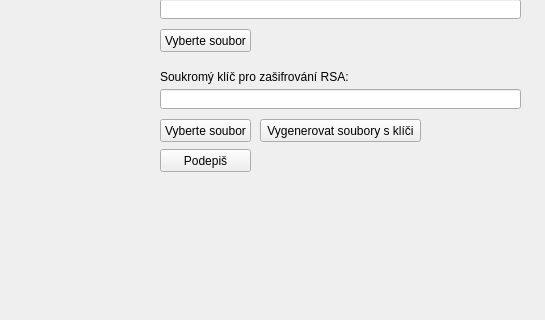
Old version of the form domaci_ukol_05/gui.ui in the repository MLGRasirus420/Playfair; both pictures show x 0 to 545 and y 161 to 481 of the 800 by 600 pixel window.
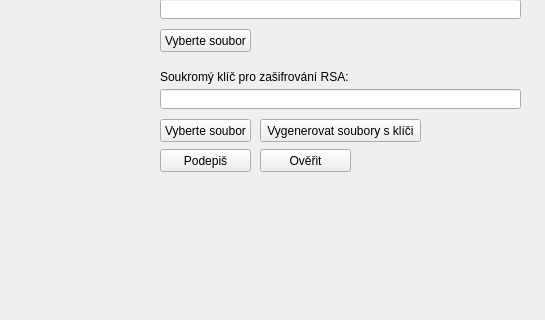
New version of the form.

Patch:
```diff
--- a/domaci_ukol_05/gui.ui
+++ b/domaci_ukol_05/gui.ui
@@ -153,6 +153,19 @@
      <string notr="true">buttonGroup</string>
     </attribute>
    </widget>
+   <widget class="QPushButton" name="verifyButton">
+    <property name="geometry">
+     <rect>
+      <x>260</x>
+      <y>310</y>
+      <width>91</width>
+      <height>23</height>
+     </rect>
+    </property>
+    <property name="text">
+     <string>Ověřit</string>
+    </property>
+   </widget>
   </widget>
   <widget class="QStatusBar" name="statusbar"/>
  </widget>
```
